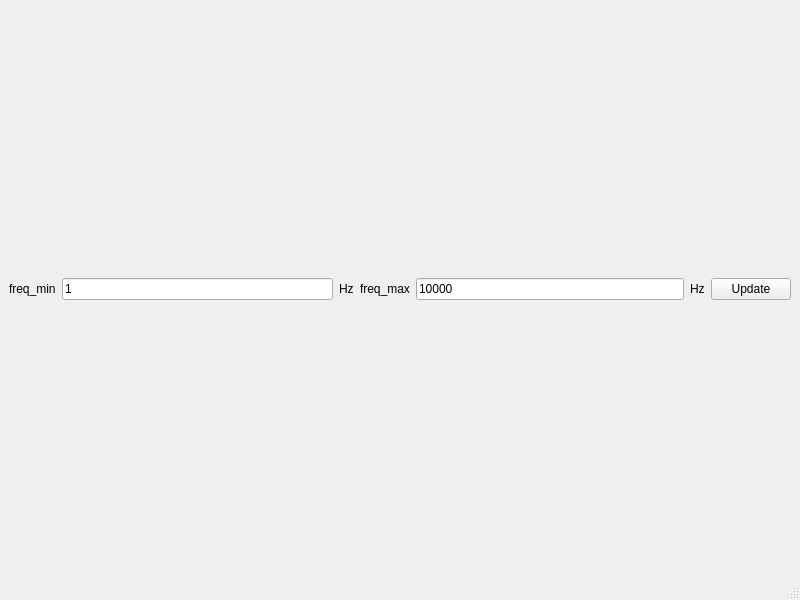
Above: main.ui from QY7/Pybode before the change. Below: the same form after it.
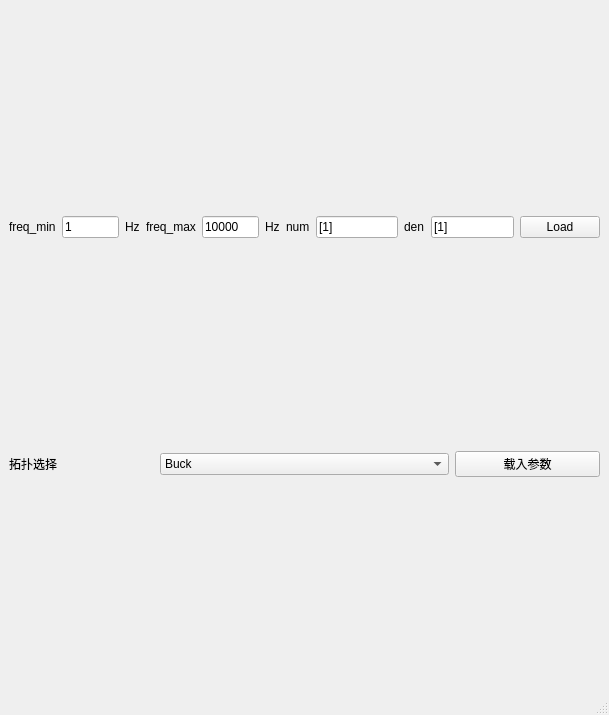
That is the form after the change.

```diff
--- a/main.ui
+++ b/main.ui
@@ -6,13 +6,18 @@
    <rect>
     <x>0</x>
     <y>0</y>
-    <width>800</width>
-    <height>600</height>
+    <width>609</width>
+    <height>715</height>
    </rect>
   </property>
   <property name="windowTitle">
    <string>MainWindow</string>
   </property>
+  <property name="styleSheet">
+   <string notr="true">*{
+	font-family:&quot;Microsoft Yahei&quot;,
+}</string>
+  </property>
   <widget class="QWidget" name="centralwidget">
    <layout class="QGridLayout" name="gridLayout">
     <item row="0" column="0">
@@ -86,12 +91,121 @@
       <item>
        <layout class="QHBoxLayout" name="horizontalLayout_4">
         <item>
-         <widget class="QPushButton" name="pushButton">
+         <widget class="QLabel" name="label_6">
           <property name="text">
-           <string>Update</string>
+           <string>num</string>
           </property>
          </widget>
         </item>
+        <item>
+         <widget class="QLineEdit" name="num_input">
+          <property name="text">
+           <string>[1]</string>
+          </property>
+         </widget>
+        </item>
+        <item>
+         <widget class="QLabel" name="label_7">
+          <property name="text">
+           <string>den</string>
+          </property>
+         </widget>
+        </item>
+        <item>
+         <widget class="QLineEdit" name="den_input">
+          <property name="text">
+           <string>[1]</string>
+          </property>
+         </widget>
+        </item>
+        <item>
+         <widget class="QPushButton" name="pushButton_3">
+          <property name="text">
+           <string>Load</string>
+          </property>
+         </widget>
+        </item>
+       </layout>
+      </item>
+     </layout>
+    </item>
+    <item row="2" column="0">
+     <layout class="QHBoxLayout" name="horizontalLayout_7">
+      <item>
+       <widget class="QLabel" name="label_5">
+        <property name="sizePolicy">
+         <sizepolicy hsizetype="Preferred" vsizetype="Preferred">
+          <horstretch>1</horstretch>
+          <verstretch>0</verstretch>
+         </sizepolicy>
+        </property>
+        <property name="text">
+         <string>拓扑选择</string>
+        </property>
+       </widget>
+      </item>
+      <item>
+       <widget class="QComboBox" name="comboBox">
+        <property name="sizePolicy">
+         <sizepolicy hsizetype="Preferred" vsizetype="Fixed">
+          <horstretch>2</horstretch>
+          <verstretch>0</verstretch>
+         </sizepolicy>
+        </property>
+        <item>
+         <property name="text">
+          <string>Buck</string>
+         </property>
+        </item>
+        <item>
+         <property name="text">
+          <string>Boost</string>
+         </property>
+        </item>
+       </widget>
+      </item>
+      <item>
+       <widget class="QPushButton" name="pushButton_2">
+        <property name="sizePolicy">
+         <sizepolicy hsizetype="Minimum" vsizetype="Fixed">
+          <horstretch>1</horstretch>
+          <verstretch>0</verstretch>
+         </sizepolicy>
+        </property>
+        <property name="text">
+         <string>载入参数</string>
+        </property>
+       </widget>
+      </item>
+     </layout>
+    </item>
+    <item row="0" column="0">
+     <layout class="QGridLayout" name="gridLayout_2" rowstretch="0,0">
+      <item row="1" column="0">
+       <layout class="QVBoxLayout" name="bode_phase_plot" stretch="">
+        <property name="spacing">
+         <number>6</number>
+        </property>
+        <property name="sizeConstraint">
+         <enum>QLayout::SetMinimumSize</enum>
+        </property>
+       </layout>
+      </item>
+      <item row="0" column="1">
+       <layout class="QVBoxLayout" name="step_resp_plot" stretch="">
+        <property name="sizeConstraint">
+         <enum>QLayout::SetMinimumSize</enum>
+        </property>
+       </layout>
+      </item>
+      <item row="1" column="1">
+       <layout class="QVBoxLayout" name="nyquist_plot" stretch=""/>
+      </item>
+      <item row="0" column="0">
+       <layout class="QVBoxLayout" name="bode_mag_plot" stretch="">
+        <property name="sizeConstraint">
+         <enum>QLayout::SetMinimumSize</enum>
+        </property>
        </layout>
       </item>
      </layout>
```
Left out of the diff: 43 changed lines with no effect on the pictures.
